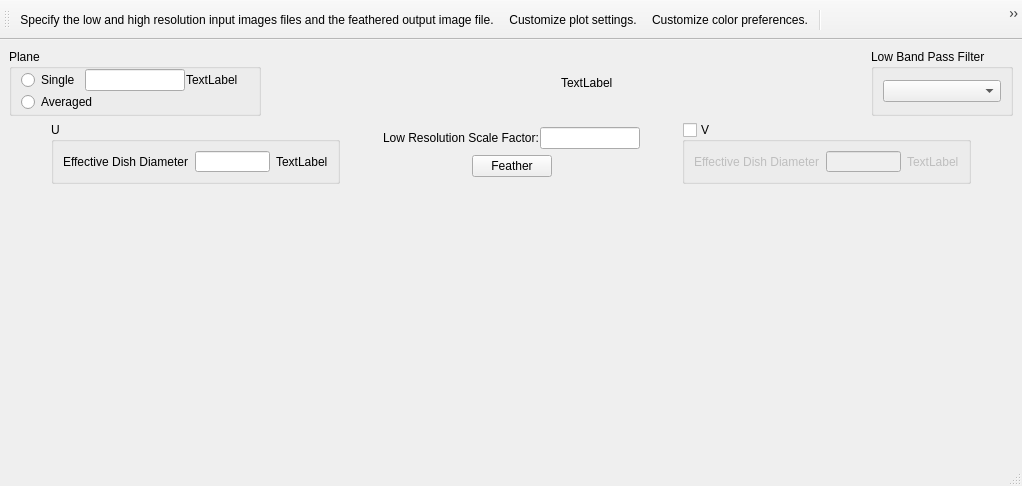
This is code/guitools/Feather/FeatherMain.ui in radio-astro/casa as Qt 5 draws it before an edit. The edited form follows.
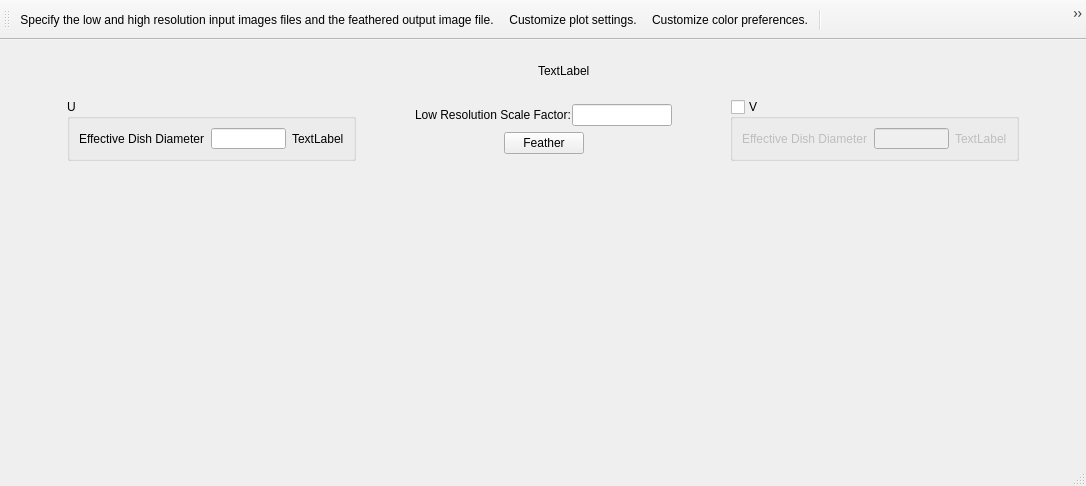
This is the edited form. Icons and pictures are not drawn.

Commit message: New Development: Yes             JIRA Issue: Yes CAS-5213         Ready for Test: Yes      Interface Changes: Yes What Interface Changed: Numerous interface changes to the Feather code to support new functionality          Test Programs: List test programs   Put in Release Notes: No              Module(s): Module Names change impacts.            Description: Please see CAS-5213

Diff of the .ui file:
```diff
--- a/code/guitools/Feather/FeatherMain.ui
+++ b/code/guitools/Feather/FeatherMain.ui
@@ -6,7 +6,7 @@
    <rect>
     <x>0</x>
     <y>0</y>
-    <width>1022</width>
+    <width>1086</width>
     <height>486</height>
    </rect>
   </property>
@@ -24,84 +24,7 @@
     <item>
      <layout class="QHBoxLayout" name="horizontalLayout_9">
       <item>
-       <layout class="QHBoxLayout" name="horizontalLayout_8">
-        <item>
-         <widget class="QGroupBox" name="groupBox">
-          <property name="title">
-           <string>Plane</string>
-          </property>
-          <layout class="QVBoxLayout" name="verticalLayout_4">
-           <property name="spacing">
-            <number>1</number>
-           </property>
-           <property name="topMargin">
-            <number>0</number>
-           </property>
-           <property name="bottomMargin">
-            <number>1</number>
-           </property>
-           <item>
-            <layout class="QHBoxLayout" name="horizontalLayout_7">
-             <item>
-              <widget class="QRadioButton" name="singlePlaneRadio">
-               <property name="text">
-                <string>Single</string>
-               </property>
-              </widget>
-             </item>
-             <item>
-              <widget class="QLineEdit" name="planeLineEdit">
-               <property name="sizePolicy">
-                <sizepolicy hsizetype="Preferred" vsizetype="Fixed">
-                 <horstretch>0</horstretch>
-                 <verstretch>0</verstretch>
-                </sizepolicy>
-               </property>
-               <property name="maximumSize">
-                <size>
-                 <width>100</width>
-                 <height>16777215</height>
-                </size>
-               </property>
-              </widget>
-             </item>
-             <item>
-              <widget class="QLabel" name="planeMaxLabel">
-               <property name="text">
-                <string>TextLabel</string>
-               </property>
-              </widget>
-             </item>
-            </layout>
-           </item>
-           <item>
-            <layout class="QHBoxLayout" name="horizontalLayout_3">
-             <item>
-              <widget class="QRadioButton" name="averagedPlaneRadio">
-               <property name="text">
-                <string>Averaged</string>
-               </property>
-              </widget>
-             </item>
-             <item>
-              <spacer name="horizontalSpacer_8">
-               <property name="orientation">
-                <enum>Qt::Horizontal</enum>
-               </property>
-               <property name="sizeHint" stdset="0">
-                <size>
-                 <width>40</width>
-                 <height>20</height>
-                </size>
-               </property>
-              </spacer>
-             </item>
-            </layout>
-           </item>
-          </layout>
-         </widget>
-        </item>
-       </layout>
+       <layout class="QHBoxLayout" name="horizontalLayout_8"/>
       </item>
       <item>
        <spacer name="horizontalSpacer_2">
@@ -217,18 +140,6 @@
         </property>
        </spacer>
       </item>
-      <item>
-       <widget class="QGroupBox" name="groupBox_2">
-        <property name="title">
-         <string>Low Band Pass Filter</string>
-        </property>
-        <layout class="QHBoxLayout" name="horizontalLayout_10">
-         <item>
-          <widget class="QComboBox" name="lowBandPassFilterCombo"/>
-         </item>
-        </layout>
-       </widget>
-      </item>
      </layout>
     </item>
     <item>
```
The commit also changes 35 other files.
